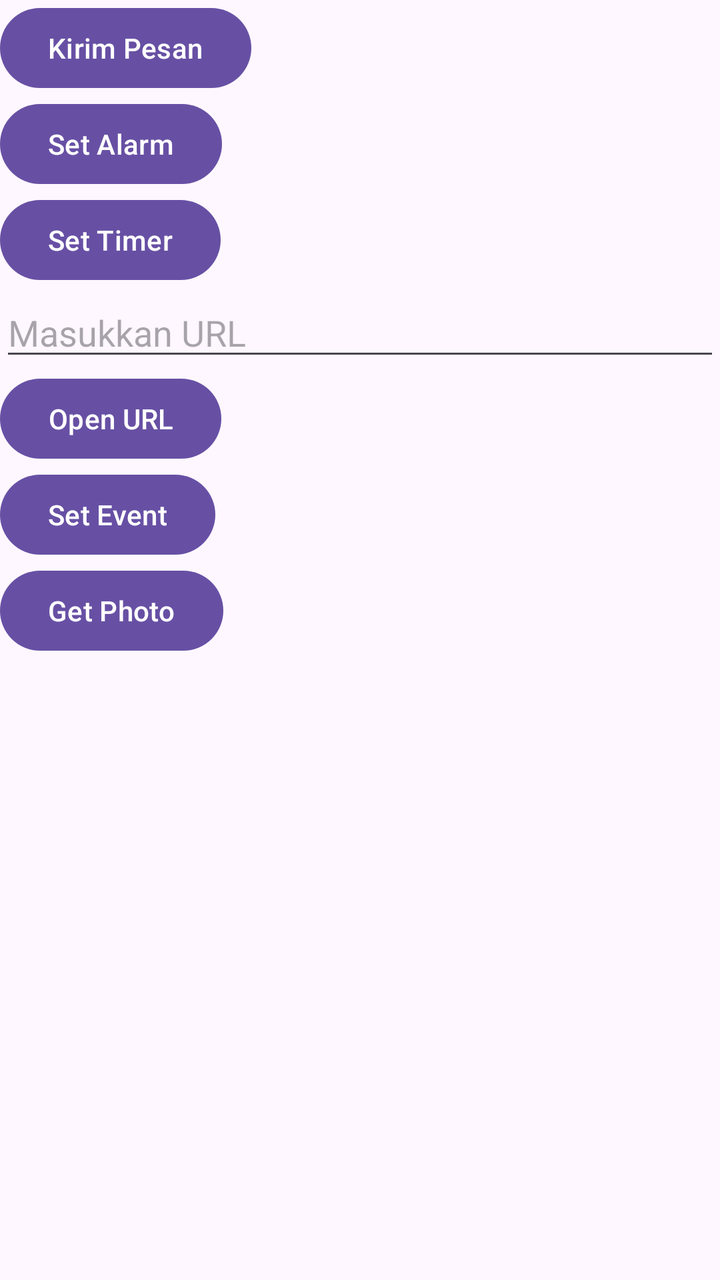
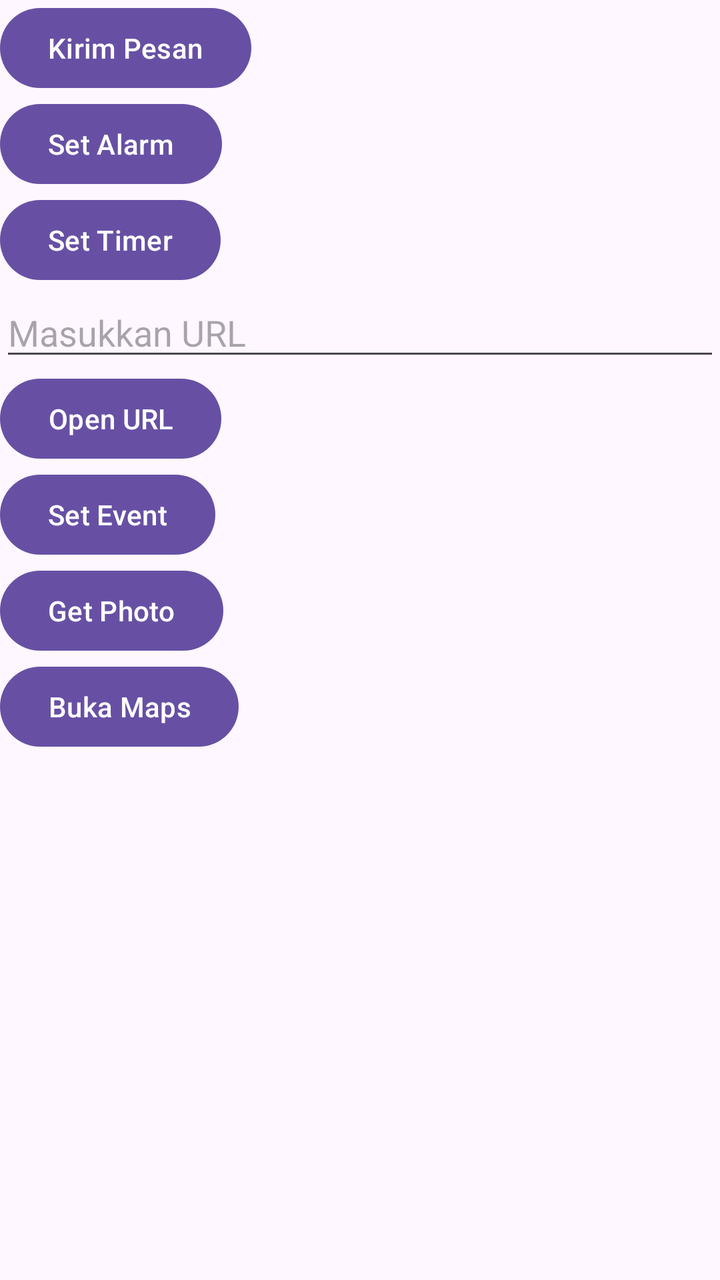

The first picture is an Android layout as it rendered before a commit; the second is the same layout after the commit. The layout source and the unified diff follow.
<!-- AndroidManifest.xml: application theme Theme.Implisit_intent -->
<!-- res/layout/activity_main.xml -->
<?xml version="1.0" encoding="utf-8"?>
<LinearLayout xmlns:android="http://schemas.android.com/apk/res/android"
    xmlns:app="http://schemas.android.com/apk/res-auto"
    xmlns:tools="http://schemas.android.com/tools"
    android:id="@+id/main"
    android:layout_width="match_parent"
    android:layout_height="match_parent"
    tools:context=".MainActivity"
    android:orientation="vertical"
    >

    <Button
        android:id="@+id/btnKirimPesan"
        android:layout_width="wrap_content"
        android:layout_height="wrap_content"
        android:text="Kirim Pesan"/>


    <Button
        android:id="@+id/btnSetAlarm"
        android:layout_width="wrap_content"
        android:layout_height="wrap_content"
        android:text="Set Alarm"/>

    <Button
        android:id="@+id/btnSetTimer"
        android:layout_width="wrap_content"
        android:layout_height="wrap_content"
        android:text="Set Timer"/>

    <EditText
        android:layout_width="match_parent"
        android:layout_height="wrap_content"
        android:id="@+id/etURL"
        android:hint="Masukkan URL"/>
    <Button
        android:layout_width="wrap_content"
        android:layout_height="wrap_content"
        android:id="@+id/btnOpenURL"
        android:text="Open URL"/>
    <Button
        android:layout_width="wrap_content"
        android:layout_height="wrap_content"
        android:id="@+id/btnSetEvent"
        android:text="Set Event"/>

    <Button
        android:layout_width="wrap_content"
        android:layout_height="wrap_content"
        android:id="@+id/btnGetPhoto"
        android:text="Get Photo"/>

    <ImageView
        android:layout_width="wrap_content"
        android:layout_height="wrap_content"
        android:id="@+id/ivHasil" />



</LinearLayout>
<!-- resources referenced by this layout -->
<resources>
  <style name="Theme.Implisit_intent" parent="Base.Theme.Implisit_intent" />
  <style name="Base.Theme.Implisit_intent" parent="Theme.Material3.DayNight.NoActionBar">
          
          
      </style>
</resources>

<!-- the commit's change to res/layout/activity_main.xml (unified diff, before → after) -->
@@ -55,6 +55,12 @@
         android:layout_height="wrap_content"
         android:id="@+id/ivHasil" />
 
+    <Button
+        android:layout_width="wrap_content"
+        android:layout_height="wrap_content"
+        android:id="@+id/btnBukaMaps"
+        android:text="Buka Maps"/>
+
 
 
 </LinearLayout>
